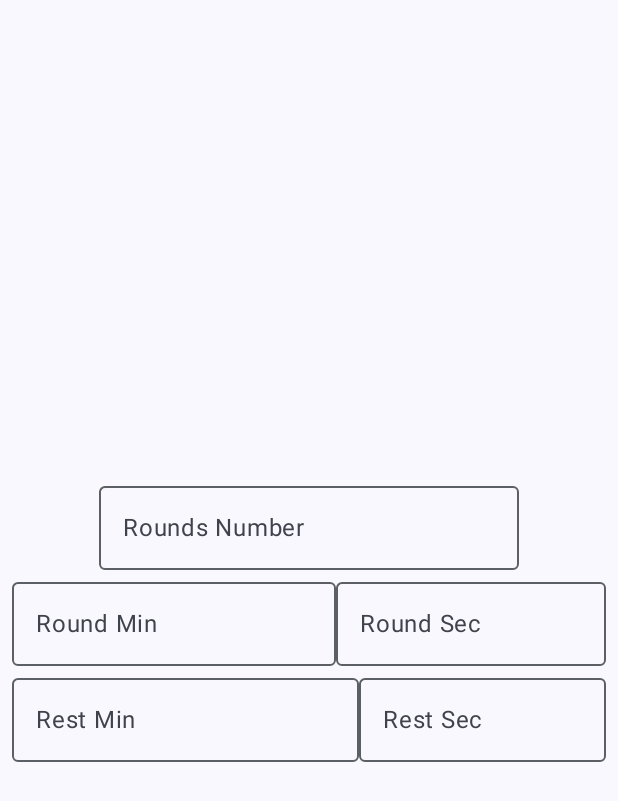
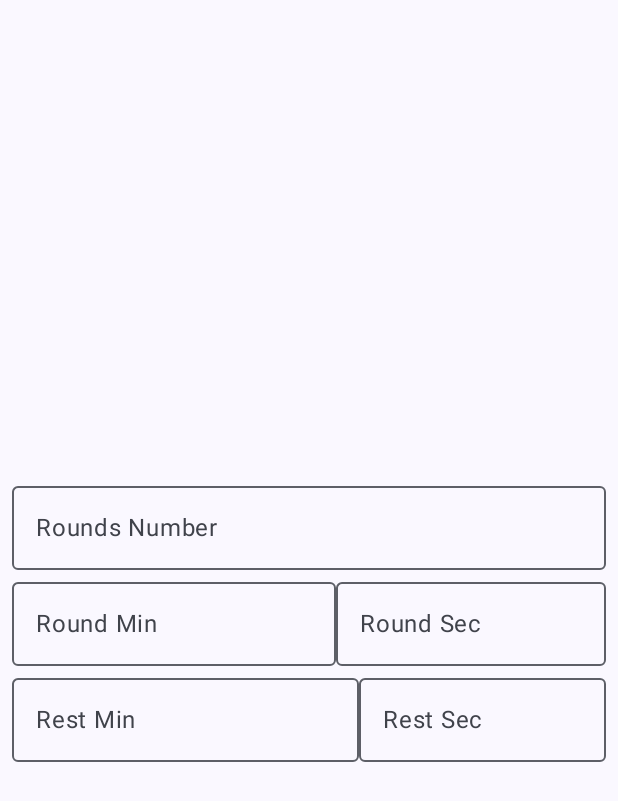
Before and after one commit to netbug94/RoundTimer, an Android app built with Jetpack Compose: the screen it shows after launch (MainActivity), on a phone screen of 412 x 824 dp. Shown: the top 801 px of the screen. Run offline under Robolectric (Android 15) with nearby library versions, the light colour scheme and no system bars.

Commit message:
first_screen -> added reusable UI

```diff
--- a/app/src/main/java/com/example/roundtimer/presentation/first_screen/FirstScreen.kt
+++ b/app/src/main/java/com/example/roundtimer/presentation/first_screen/FirstScreen.kt
@@ -35,9 +35,10 @@ fun FirstScreenContent(
         Row (
             verticalAlignment = Alignment.CenterVertically,
             horizontalArrangement = Arrangement.Center,
-            modifier = Modifier.fillMaxWidth()
+            modifier = Modifier.fillMaxWidth().padding(horizontal = 8.dp)
         ) {
             InputOutlinedTextField(
+                modifier = Modifier.fillMaxWidth(),
                 value = workoutInput.roundNumber,
                 onValueChange = { newRoundNumber ->
                     onInputChange(workoutInput.copy(roundNumber = newRoundNumber))
@@ -50,7 +51,8 @@ fun FirstScreenContent(
             horizontalArrangement = Arrangement.Center,
             modifier = Modifier.fillMaxWidth().padding(horizontal = 8.dp)
         ) {
-            InputOutlinedTextField(modifier = Modifier.weight(1.2f),
+            InputOutlinedTextField(
+                modifier = Modifier.weight(1.2f),
                 value = workoutInput.roundMinutes,
                 onValueChange = { newRoundMinutes ->
                     onInputChange(workoutInput.copy(roundMinutes = newRoundMinutes))
@@ -58,13 +60,13 @@ fun FirstScreenContent(
                 label = "Round Min"
             )
 
-            InputOutlinedTextField(modifier = Modifier.weight(1f),
+            InputOutlinedTextField(
+                modifier = Modifier.weight(1f),
                 value = workoutInput.roundNumber,
                 onValueChange = { newRoundNumber ->
                     onInputChange(workoutInput.copy(roundNumber = newRoundNumber))
                 },
                 label = "Round Sec"
-
             )
         }
         Row (
@@ -72,7 +74,8 @@ fun FirstScreenContent(
             horizontalArrangement = Arrangement.Center,
             modifier = Modifier.fillMaxWidth().padding(horizontal = 8.dp)
         ) {
-            InputOutlinedTextField(modifier = Modifier.weight(1.4f),
+            InputOutlinedTextField(
+                modifier = Modifier.weight(1.4f),
                 value = workoutInput.roundNumber,
                 onValueChange = { newRoundNumber ->
                     onInputChange(workoutInput.copy(roundNumber = newRoundNumber))
@@ -80,7 +83,8 @@ fun FirstScreenContent(
                 label = "Rest Min"
             )
 
-            InputOutlinedTextField(modifier = Modifier.weight(1f),
+            InputOutlinedTextField(
+                modifier = Modifier.weight(1f),
                 value = workoutInput.roundNumber,
                 onValueChange = { newRoundNumber ->
                     onInputChange(workoutInput.copy(roundNumber = newRoundNumber))
```
